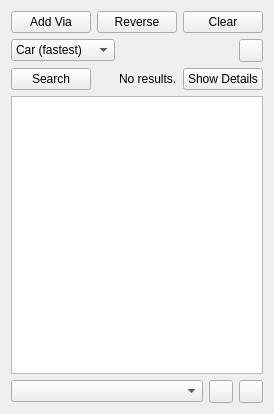
The window that src/lib/routing/RoutingWidget.ui (KDE/marble) describes before a commit, drawn with Qt 5.
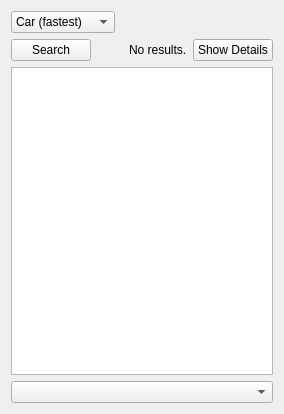
The same window after the commit. Icons and pictures are not drawn.

Commit message: Toolbar for the routing widget has been created

The edit to the form file:
```diff
--- a/src/lib/routing/RoutingWidget.ui
+++ b/src/lib/routing/RoutingWidget.ui
@@ -6,45 +6,11 @@
    <rect>
     <x>0</x>
     <y>0</y>
-    <width>245</width>
+    <width>284</width>
     <height>414</height>
    </rect>
   </property>
   <layout class="QVBoxLayout" name="routingLayout">
-   <item>
-    <layout class="QHBoxLayout" name="horizontalLayout_4">
-     <item>
-      <widget class="QPushButton" name="addViaButton">
-       <property name="text">
-        <string>Add Via</string>
-       </property>
-       <property name="checkable">
-        <bool>false</bool>
-       </property>
-      </widget>
-     </item>
-     <item>
-      <widget class="QPushButton" name="reverseRouteButton">
-       <property name="text">
-        <string>Reverse</string>
-       </property>
-       <property name="checkable">
-        <bool>false</bool>
-       </property>
-      </widget>
-     </item>
-     <item>
-      <widget class="QPushButton" name="clearRouteButton">
-       <property name="text">
-        <string>Clear</string>
-       </property>
-       <property name="checkable">
-        <bool>false</bool>
-       </property>
-      </widget>
-     </item>
-    </layout>
-   </item>
    <item>
     <layout class="QHBoxLayout" name="horizontalLayout">
      <item>
@@ -84,17 +50,6 @@
        </property>
       </spacer>
      </item>
-     <item>
-      <widget class="QToolButton" name="configureButton">
-       <property name="text">
-        <string/>
-       </property>
-       <property name="icon">
-        <iconset resource="../../marble.qrc">
-         <normaloff>:/icons/16x16/configure.png</normaloff>:/icons/16x16/configure.png</iconset>
-       </property>
-      </widget>
-     </item>
     </layout>
    </item>
    <item>
@@ -166,28 +121,6 @@
        </property>
       </widget>
      </item>
-     <item>
-      <widget class="QToolButton" name="openRouteButton">
-       <property name="text">
-        <string/>
-       </property>
-       <property name="icon">
-        <iconset resource="../../marble.qrc">
-         <normaloff>:/icons/16x16/document-open.png</normaloff>:/icons/16x16/document-open.png</iconset>
-       </property>
-      </widget>
-     </item>
-     <item>
-      <widget class="QToolButton" name="saveRouteButton">
-       <property name="text">
-        <string/>
-       </property>
-       <property name="icon">
-        <iconset resource="../../marble.qrc">
-         <normaloff>:/icons/16x16/document-save.png</normaloff>:/icons/16x16/document-save.png</iconset>
-       </property>
-      </widget>
-     </item>
     </layout>
    </item>
   </layout>
```
Left out of the diff: 7 changed lines with no effect on the pictures. The commit also changes 2 other files.
